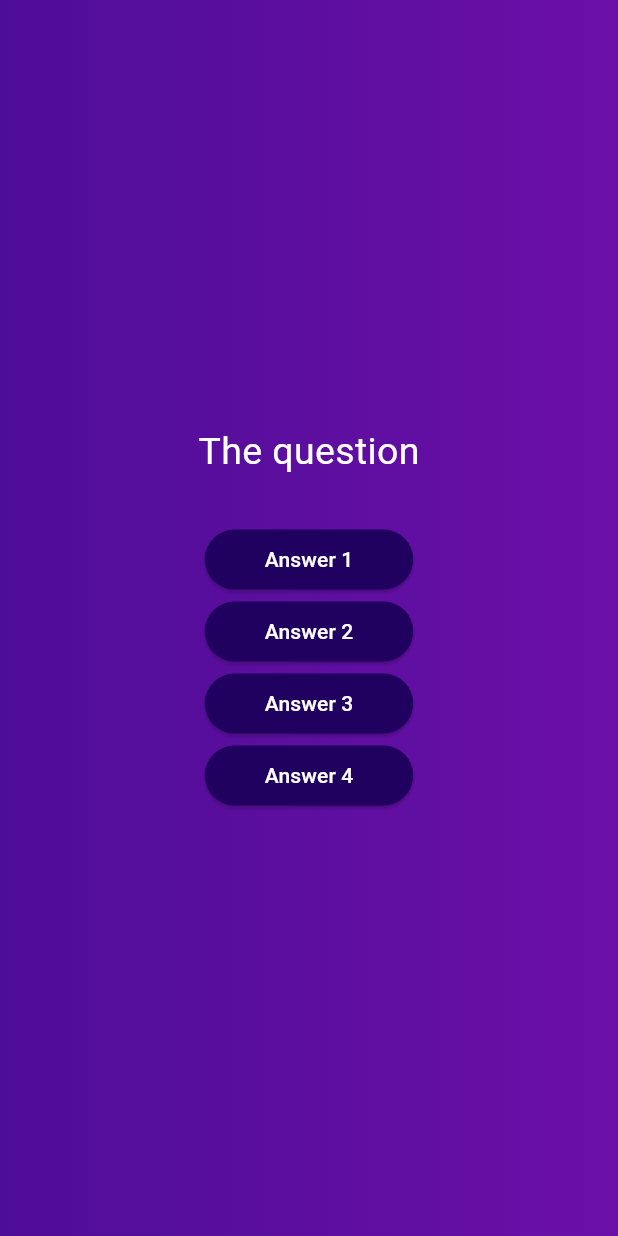
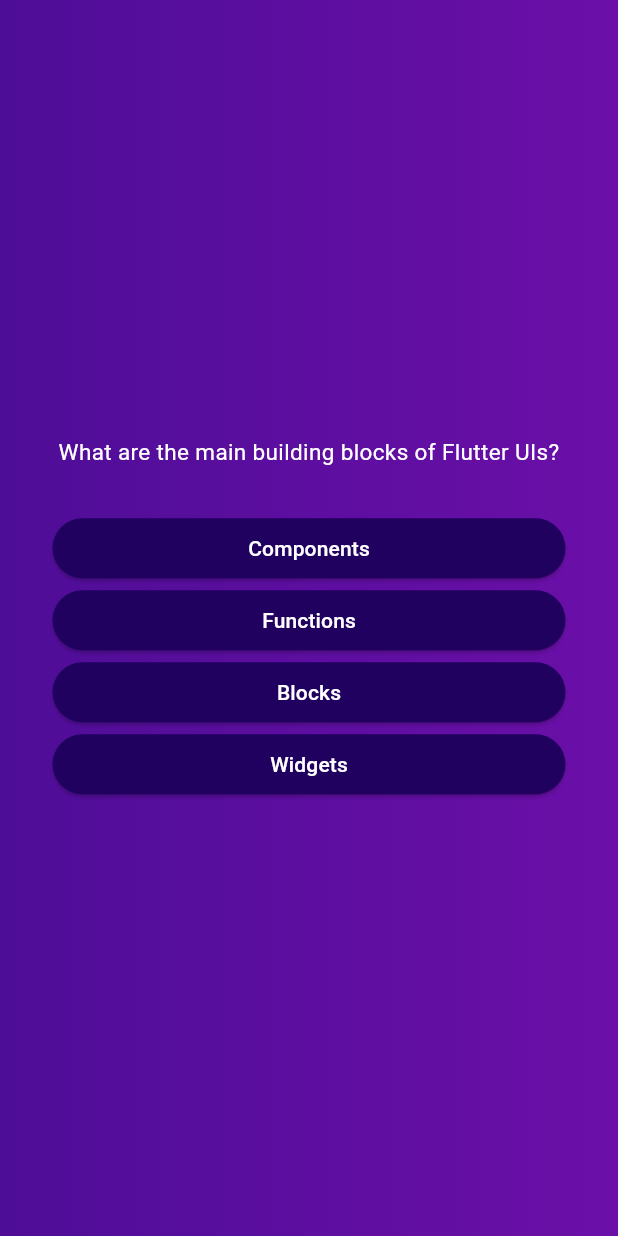
Before and after one commit to Sharoz29/quiz-app-flutter, a Flutter app: the screen it shows after launch, after a tap on "Start Quiz", on a phone screen of 412 x 824 dp. Run offline on Flutter 3.47's test engine with Material 3 defaults, Android fonts, the phone set to English and light mode, and no system bars.

Commit message:
Utilizing the question data to dynamically show the questions and shuffling the answers

```diff
--- a/lib/models/quiz_question.dart
+++ b/lib/models/quiz_question.dart
@@ -5,4 +5,9 @@ const QuizQuestion(this.text, this.answers);
   final String text;
   final List<String> answers;
 
+  List<String> getShuffleAnswers(){
+    final shuffledList= List.of(answers);
+    shuffledList.shuffle();
+    return shuffledList;
+  }
 }
--- a/lib/question_screen.dart
+++ b/lib/question_screen.dart
@@ -1,7 +1,7 @@
 import "package:flutter/material.dart";
-import "package:quiz_app/custom_text_box.dart";
 import "package:quiz_app/gap_box.dart";
 import "package:quiz_app/answer_button.dart";
+import "package:quiz_app/data/questions.dart";
 
 class QuestionScreen extends StatefulWidget {
   const QuestionScreen({super.key});
@@ -12,33 +12,34 @@ class QuestionScreen extends StatefulWidget {
 }
 
 class _QuestionScreenState extends State<QuestionScreen> {
+  final currentQuestion = questions[0];
+
   @override
   build(context) {
     return SizedBox(
       width: double.infinity,
+      child: Container(
+        margin: const EdgeInsets.all(35),
         child: Column(
+          crossAxisAlignment: CrossAxisAlignment.stretch,
           mainAxisAlignment: MainAxisAlignment.center,
           children: [
-          const CustomText(
-              text: "The question", color: Colors.white, fontSize: 25),
+            Text(
+              currentQuestion.text,
+              style: const TextStyle(color: Colors.white, fontSize: 15),
+              textAlign: TextAlign.center,
+            ),
             const GapBox(givenHeight: 30),
-          AnswerButton(
+            ...currentQuestion.getShuffleAnswers().map(
+              (item) {
+                return AnswerButton(
                   onTap: () {},
-            answerText: "Answer 1",
+                  answerText: item,
+                );
+              },
             ),
-          AnswerButton(
-            onTap: () {},
-            answerText: "Answer 2",
+          ],
         ),
-          AnswerButton(
-            onTap: () {},
-            answerText: "Answer 3",
-          ),
-          AnswerButton(
-            onTap: () {},
-            answerText: "Answer 4",
-          )
-        ],
       ),
     );
   }
```
Lines whose indentation alone changed are shown as unchanged.
